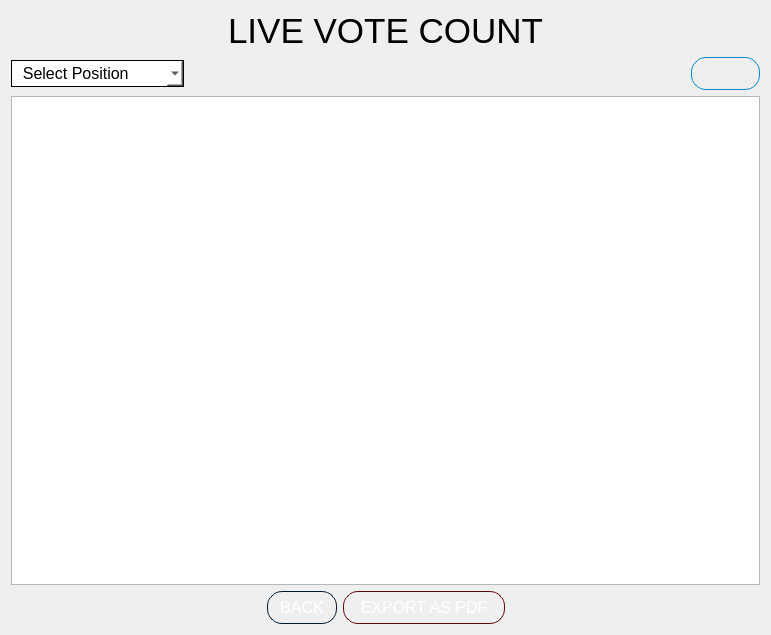
Before: the Qt Designer form VVM/reportsnresults.ui in GuisadongManok/PolliTech-VVM, drawn with Qt 5.
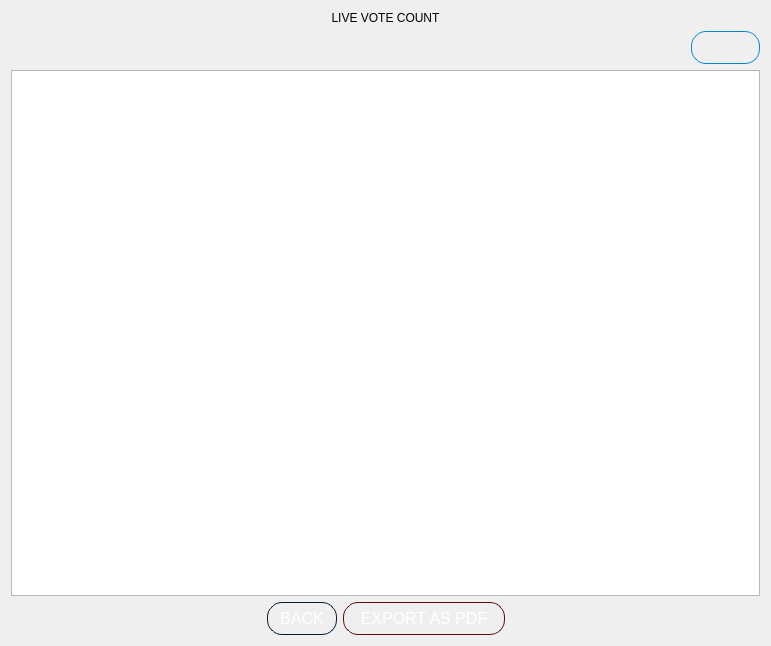
After: the same form once the commit is applied. Icons and pictures are not drawn.

```diff
--- a/VVM/reportsnresults.ui
+++ b/VVM/reportsnresults.ui
@@ -7,7 +7,7 @@
     <x>0</x>
     <y>0</y>
     <width>769</width>
-    <height>635</height>
+    <height>646</height>
    </rect>
   </property>
   <property name="windowTitle">
@@ -27,8 +27,7 @@
       <widget class="QLabel" name="label_6">
        <property name="styleSheet">
         <string notr="true">QLabel {
-	font: 700 9pt &quot;Source Code Pro&quot;;
-	font-size: 35px;
+	font: 700 30pt &quot;Segoe UI&quot;;
 	color: black;
 }</string>
        </property>
@@ -45,48 +44,6 @@
        <property name="sizeConstraint">
         <enum>QLayout::SizeConstraint::SetFixedSize</enum>
        </property>
-       <item>
-        <widget class="QComboBox" name="comboBox_positions">
-         <property name="cursor">
-          <cursorShape>PointingHandCursor</cursorShape>
-         </property>
-         <property name="styleSheet">
-          <string notr="true">QComboBox {
-	font: 9pt &quot;Source Code Pro&quot;;
-	font-size: 16px;
-	color: black;
-	background-color: white;
-	border: 1px solid black;
-	padding: 2px;
-}</string>
-         </property>
-         <item>
-          <property name="text">
-           <string>  Select Position</string>
-          </property>
-         </item>
-         <item>
-          <property name="text">
-           <string>Barangay Captain</string>
-          </property>
-         </item>
-         <item>
-          <property name="text">
-           <string>Barangay Councilors</string>
-          </property>
-         </item>
-         <item>
-          <property name="text">
-           <string>SK Chairman</string>
-          </property>
-         </item>
-         <item>
-          <property name="text">
-           <string>SK Councilors</string>
-          </property>
-         </item>
-        </widget>
-       </item>
        <item>
         <spacer name="horizontalSpacer_8">
          <property name="orientation">
```
Left out of the diff: 3 changed lines with no effect on the pictures.
